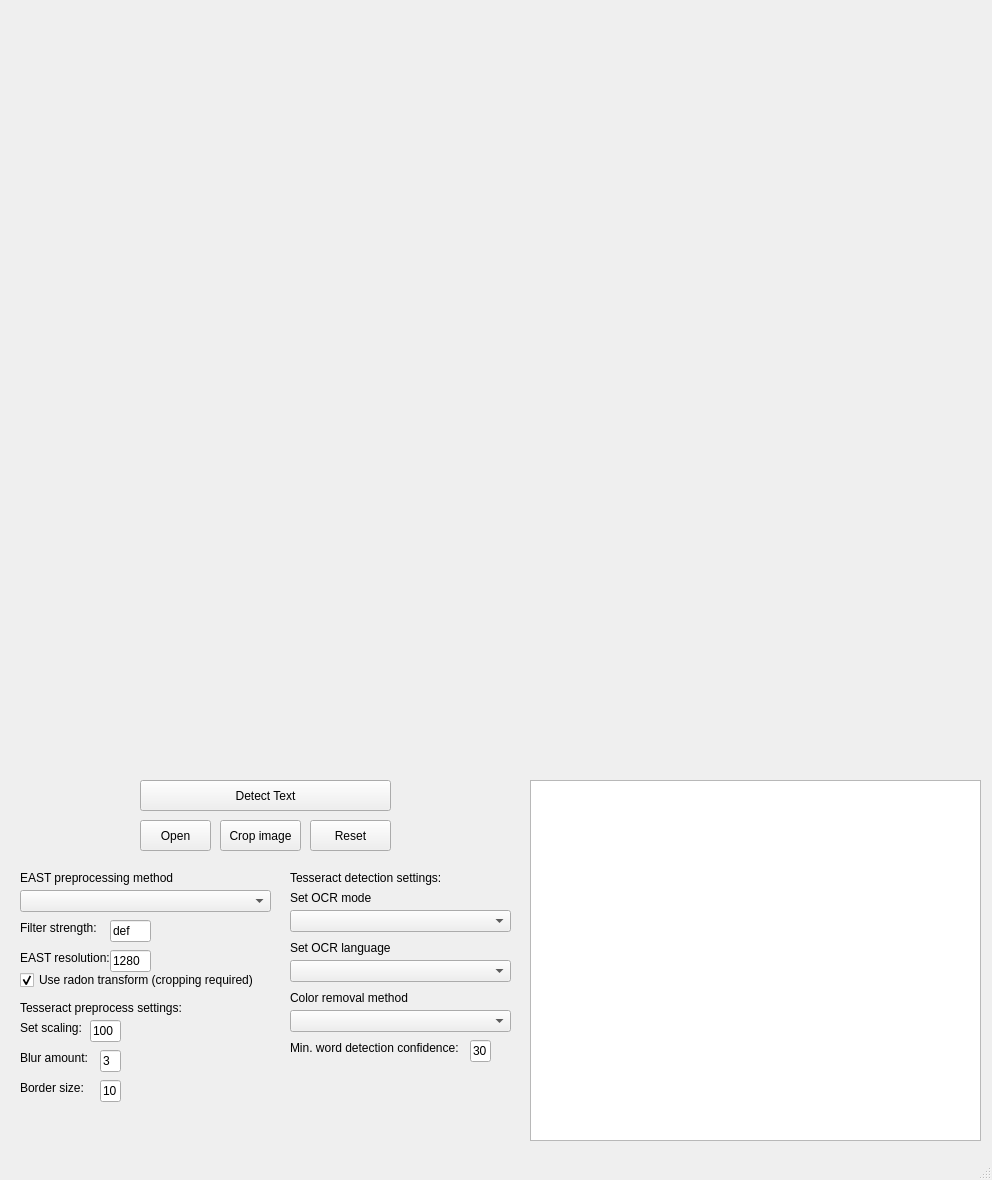
Qt form window.ui (uol-mediaprocessing-2021-2022/students_projects-can-i-read-it) before a commit.
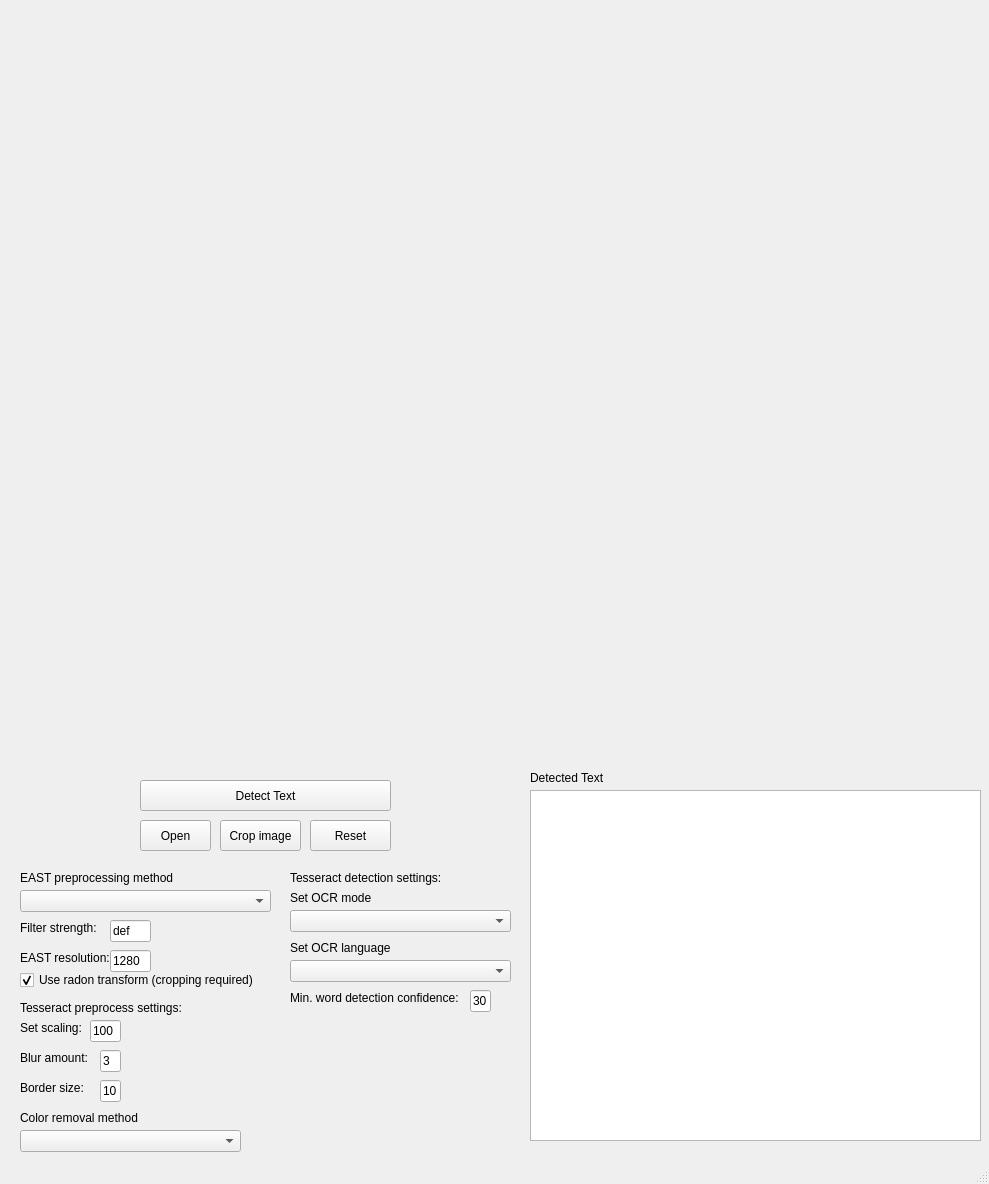
The same form after that commit.

Diff of the .ui file:
```diff
--- a/window.ui
+++ b/window.ui
@@ -6,8 +6,8 @@
    <rect>
     <x>0</x>
     <y>0</y>
-    <width>992</width>
-    <height>1180</height>
+    <width>989</width>
+    <height>1184</height>
    </rect>
   </property>
   <property name="windowTitle">
@@ -90,9 +90,9 @@
     <property name="geometry">
      <rect>
       <x>530</x>
-      <y>780</y>
+      <y>790</y>
       <width>451</width>
-      <height>361</height>
+      <height>351</height>
      </rect>
     </property>
     <property name="font">
@@ -317,7 +317,7 @@
     <property name="geometry">
      <rect>
       <x>290</x>
-      <y>1040</y>
+      <y>990</y>
       <width>211</width>
       <height>16</height>
      </rect>
@@ -330,7 +330,7 @@
     <property name="geometry">
      <rect>
       <x>470</x>
-      <y>1040</y>
+      <y>990</y>
       <width>21</width>
       <height>22</height>
      </rect>
@@ -439,8 +439,8 @@
    <widget class="QLabel" name="languageLabel_2">
     <property name="geometry">
      <rect>
-      <x>290</x>
-      <y>990</y>
+      <x>20</x>
+      <y>1110</y>
       <width>191</width>
       <height>16</height>
      </rect>
@@ -452,13 +452,26 @@
    <widget class="QComboBox" name="tesMethodBox">
     <property name="geometry">
      <rect>
-      <x>290</x>
-      <y>1010</y>
+      <x>20</x>
+      <y>1130</y>
       <width>221</width>
       <height>22</height>
      </rect>
     </property>
    </widget>
+   <widget class="QLabel" name="tsrctLabel_8">
+    <property name="geometry">
+     <rect>
+      <x>530</x>
+      <y>770</y>
+      <width>161</width>
+      <height>16</height>
+     </rect>
+    </property>
+    <property name="text">
+     <string>Detected Text</string>
+    </property>
+   </widget>
    <zorder>background1</zorder>
    <zorder>openButton</zorder>
    <zorder>runButton</zorder>
```
Left out of the diff: 3 changed lines with no effect on the pictures.
